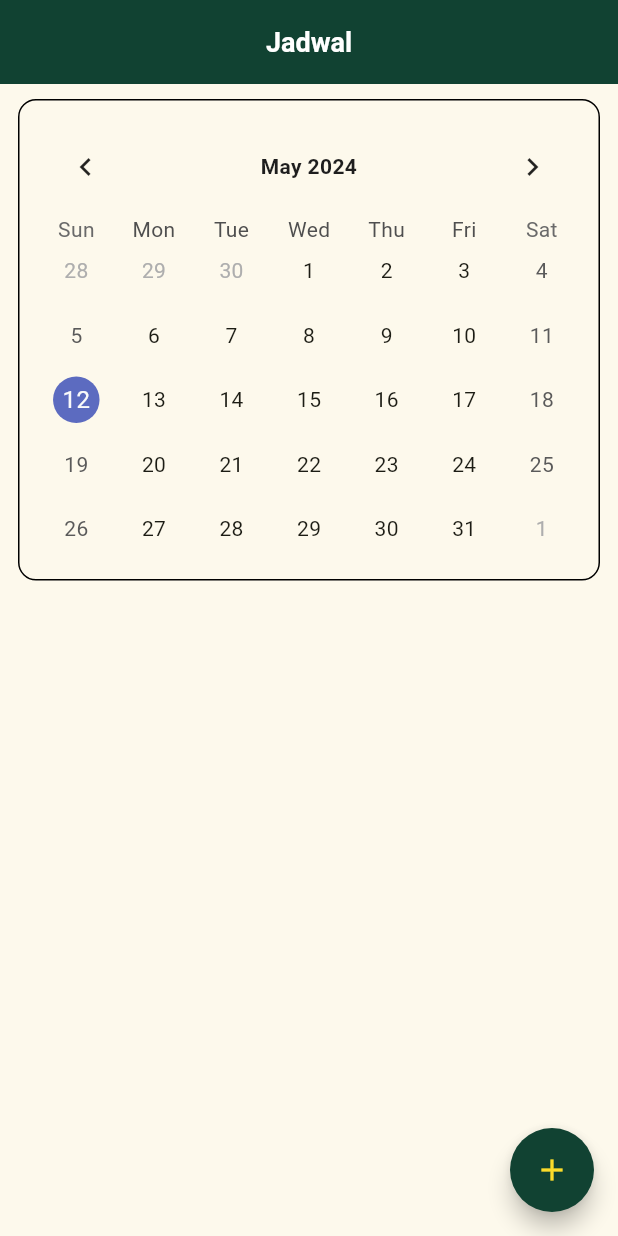
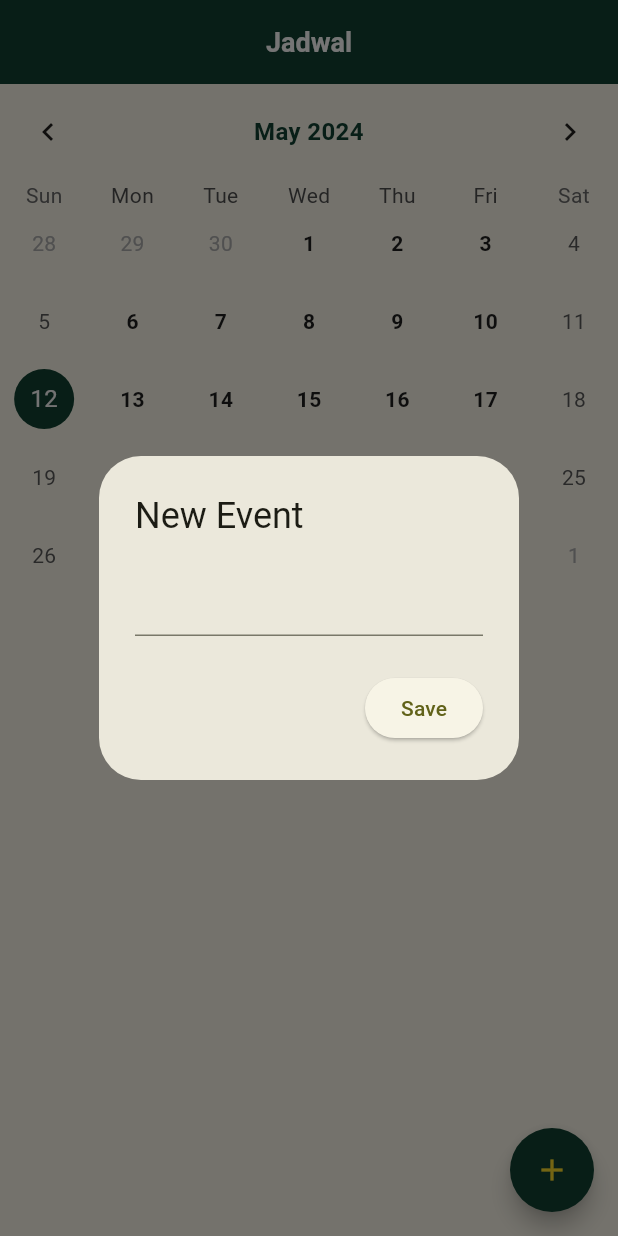
Before and after one commit to justucok/passion_shoot, a Flutter app: the ScheduleContent screen opened directly, after a tap on the "add" icon, on a phone screen of 412 x 824 dp. Run offline on Flutter 3.47's test engine with Material 3 defaults, Android fonts, the phone set to English and light mode, and no system bars; drawn by our look-alikes of table_calendar; our stand-ins replace flutter_speed_dial, pie_chart; Roboto replaces fonts that are missing (inter).

Commit message:
update daterange picker & eventcalender

```diff
--- /dev/null
+++ b/lib/features/data/map/schedule/event.dart
@@ -0,0 +1,4 @@
+class Event {
+  final String title;
+  Event(this.title);
+}
--- a/lib/features/pages/home/home.dart
+++ b/lib/features/pages/home/home.dart
@@ -41,6 +41,7 @@ class _HomeScreenState extends State<HomeScreen> {
           ),
         ),
         child: NavigationBar(
+          labelBehavior: NavigationDestinationLabelBehavior.alwaysHide,
           destinations: const [
             NavigationDestination(
               icon: Icon(Icons.menu_book),
--- /dev/null
+++ b/lib/features/widget/schedule/calendar.dart
@@ -0,0 +1,127 @@
+import 'package:flutter/material.dart';
+import 'package:flutter/widgets.dart';
+import 'package:proj_passion_shoot/config/theme/app_theme.dart';
+import 'package:proj_passion_shoot/features/widget/add_button.dart';
+import 'package:table_calendar/table_calendar.dart';
+
+import '../../data/map/schedule/event.dart';
+
+class CalendarEvent extends StatefulWidget {
+  const CalendarEvent({super.key});
+
+  @override
+  State<CalendarEvent> createState() => _CalendarEventState();
+}
+
+class _CalendarEventState extends State<CalendarEvent> {
+  DateTime _focusedDay = DateTime.now();
+  DateTime? _selectedDay;
+  Map<DateTime, List<Event>> events = {};
+  late final ValueNotifier<List<Event>> _selectedEvents;
+  TextEditingController _eventController = TextEditingController();
+
+  @override
+  void initState() {
+    // TODO: implement initState
+    super.initState();
+    _selectedDay = _focusedDay;
+    _selectedEvents = ValueNotifier(_getEventsForDay(_selectedDay!));
+  }
+
+  @override
+  void dispose() {
+    // TODO: implement dispose
+    super.dispose();
+    _selectedEvents.dispose();
+  }
+  List<Event> _getEventsForDay(DateTime day) {
+    // Implementation example
+    return events[day] ?? [];
+  }
+
+  @override
+  Widget build(BuildContext context) {
+    return Scaffold(
+      body: Column(
+        children: [
+          TableCalendar(
+            focusedDay: _focusedDay,
+            firstDay: DateTime(2000),
+            lastDay: DateTime(2200),
+            calendarStyle: CalendarStyle(
+              defaultTextStyle: primaryTextStyle,
+              todayDecoration: ShapeDecoration(
+                  shape: const CircleBorder(), color: secondaryColor),
+              selectedDecoration: ShapeDecoration(
+                  shape: const CircleBorder(), color: primaryColor),
+            ),
+            headerStyle: HeaderStyle(
+                titleCentered: true,
+                titleTextStyle: primaryTextStyle.copyWith(
+                    color: primaryColor, fontSize: 16),
+                formatButtonVisible: false),
+            selectedDayPredicate: (day) => isSameDay(_selectedDay, day),
+            onDaySelected: (selectedDay, focusedDay) {
+              if (!isSameDay(_selectedDay, selectedDay)) {
+                // Call `setState()` when updating the selected day
+                setState(() {
+                  _selectedDay = selectedDay;
+                  _focusedDay = focusedDay;
+                  _selectedEvents.value = _getEventsForDay(selectedDay);
+                });
+              }
+            },
+            eventLoader: _getEventsForDay,
+          ),
+          Expanded(
+            child: ValueListenableBuilder<List<Event>>(
+              valueListenable: _selectedEvents,
+              builder: (context, value, _) {
+                return ListView.builder(
+                  itemCount: value.length,
+                  itemBuilder: (context, index) {
+                    return Container(
+                      margin: const EdgeInsets.all(8),
+                      decoration: BoxDecoration(
+                        border: Border.all(),
+                        borderRadius: BorderRadius.circular(9),
+                      ),
+                      child: ListTile(
+                        // onTap: () => print('${value[index]}'),
+                        title: Text(value[index].title),
+                      ),
+                    );
+                  },
+                );
+              },
+            ),
+          ),
+        ],
+      ),
+      floatingActionButton: AddButton(
+        onPressed: () {
+          showDialog(
+            context: context,
+            builder: (context) => AlertDialog(
+              title: const Text('New Event'),
+              content: TextField(
+                controller: _eventController,
+              ),
+              actions: [
+                ElevatedButton(
+                    onPressed: () {
+                      events.addAll({
+                        _selectedDay!: [Event(_eventController.text)]
+                      });
+                      Navigator.pop(context);
+                      _selectedEvents.value = _getEventsForDay(_selectedDay!);
+                    },
+                    child: const Text('Save'))
+              ],
+            ),
+          );
+        },
+      ),
+    );
+  }
+}
--- a/lib/features/widget/schedule/schedule.dart
+++ b/lib/features/widget/schedule/schedule.dart
@@ -1,63 +1,22 @@
 import 'package:flutter/material.dart';
-import 'package:proj_passion_shoot/config/theme/app_theme.dart';
-import 'package:proj_passion_shoot/features/widget/add_button.dart';
 import 'package:proj_passion_shoot/features/widget/custom_appbar.dart';
-import 'package:table_calendar/table_calendar.dart';
+import 'package:proj_passion_shoot/features/widget/schedule/calendar.dart';
 
-class ScheduleContent extends StatefulWidget {
+class ScheduleContent extends StatelessWidget {
   const ScheduleContent({
     super.key,
   });
 
   @override
-  State<ScheduleContent> createState() => _ScheduleContentState();
-}
-
-class _ScheduleContentState extends State<ScheduleContent> {
-  DateTime _focusedDay = DateTime.now();
-  void _onDaySelected(DateTime day, DateTime focusedDay) {
-    setState(() {
-      _focusedDay = day;
-    });
-  }
-
-  @override
   Widget build(BuildContext context) {
-    return Scaffold(
-      appBar: const PreferredSize(
+    return const Scaffold(
+      // appbar
+      appBar: PreferredSize(
         preferredSize: Size.fromHeight(56),
         child: CustomAppBar(title: 'Jadwal'),
       ),
-      body: Container(
-        margin: const EdgeInsets.symmetric(horizontal: 12, vertical: 10),
-        child: Column(
-          children: [
-            Container(
-              padding: const EdgeInsets.all(12),
-              decoration: BoxDecoration(
-                border: Border.all(),
-                borderRadius: BorderRadius.circular(12)
-              ),
-              child: TableCalendar(
-                focusedDay: _focusedDay,
-                onDaySelected: _onDaySelected,
-                selectedDayPredicate: (day) => isSameDay(day, _focusedDay),
-                firstDay: DateTime(2000),
-                lastDay: DateTime(3000),
-                rowHeight: 43,
-                headerStyle: HeaderStyle(
-                  formatButtonVisible: false,
-                  titleCentered: true,
-                  titleTextStyle: primaryTextStyle,
-                ),
-                availableGestures: AvailableGestures.none,
-              ),
-            )
-          ],
-        ),
-      ),
-      floatingActionButton: AddButton(onPressed: () {
-      },),
+      // end appbar
+      body: CalendarEvent()
     );
   }
 }
```
Also changed, not shown: lib/features/widget/method/method.dart (+13 -7 lines), lib/features/widget/recap/detail_list.dart (+7 -0 lines), lib/features/widget/recap/graph.dart (+44 -5 lines), lib/features/widget/recap/recap.dart (+2 -15 lines), lib/features/widget/transaction/statusbar.dart (+13 -8 lines).
